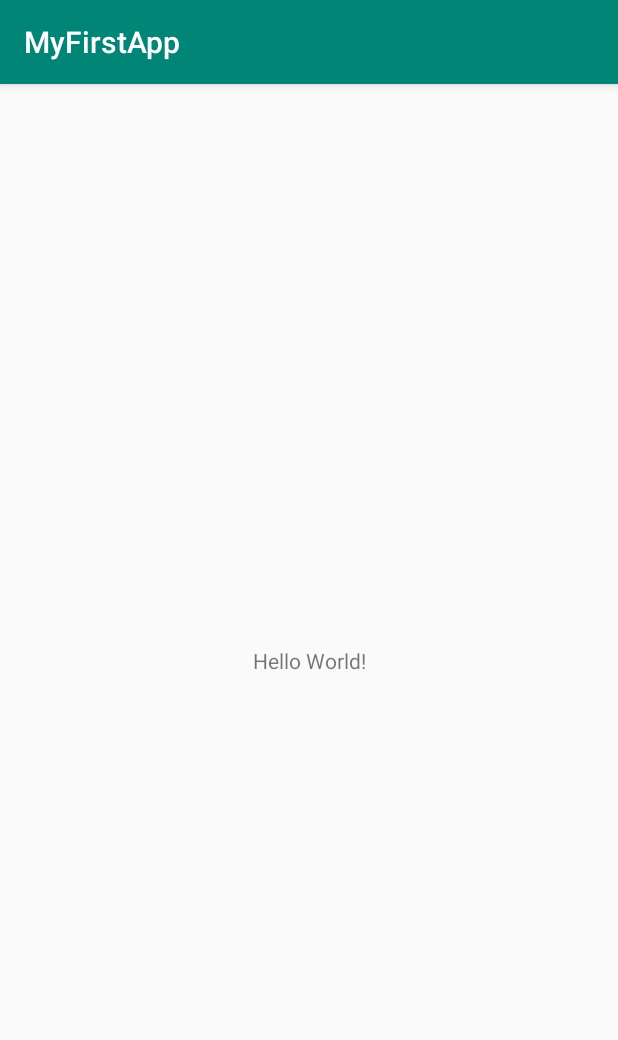
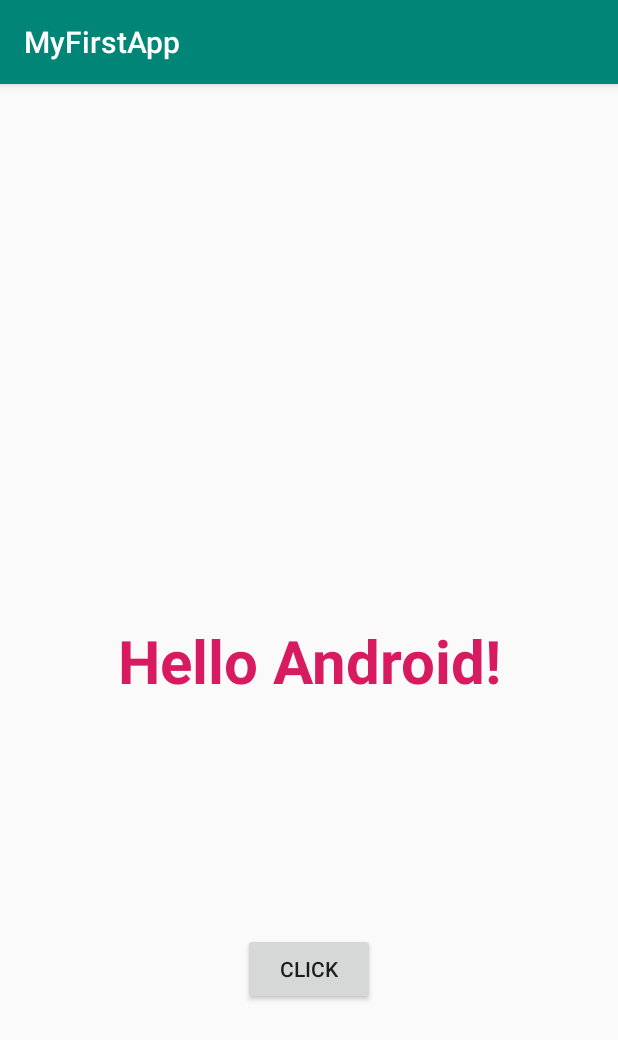
Before and after one commit to lavsexpert/myfirstapp, an Android app: the screen it shows after launch (MainActivity), on a phone screen of 412 x 824 dp. Shown: the top 1040 px of the screen. Run offline under Robolectric (Android 15) with nearby library versions, the phone set to English and light mode, and no system bars.

Commit message:
Добавили кнопку, изменили текст, добавили оформление

```diff
--- a/app/src/main/res/layout/activity_main.xml
+++ b/app/src/main/res/layout/activity_main.xml
@@ -7,12 +7,30 @@
     tools:context=".MainActivity">
 
     <TextView
+        android:id="@+id/textView"
         android:layout_width="wrap_content"
         android:layout_height="wrap_content"
-        android:text="Hello World!"
+        android:text="Hello Android!"
+        android:textSize="40sp"
+        android:textStyle="bold"
+        android:textColor="@color/colorAccent"
         app:layout_constraintBottom_toBottomOf="parent"
         app:layout_constraintLeft_toLeftOf="parent"
         app:layout_constraintRight_toRightOf="parent"
         app:layout_constraintTop_toTopOf="parent" />
 
+    <Button
+        android:id="@+id/button"
+        android:layout_width="wrap_content"
+        android:layout_height="wrap_content"
+        android:layout_marginStart="8dp"
+        android:layout_marginTop="8dp"
+        android:layout_marginEnd="8dp"
+        android:layout_marginBottom="8dp"
+        android:text="Click"
+        app:layout_constraintBottom_toBottomOf="parent"
+        app:layout_constraintEnd_toEndOf="parent"
+        app:layout_constraintStart_toStartOf="parent"
+        app:layout_constraintTop_toBottomOf="@+id/textView" />
+
 </android.support.constraint.ConstraintLayout>
```
